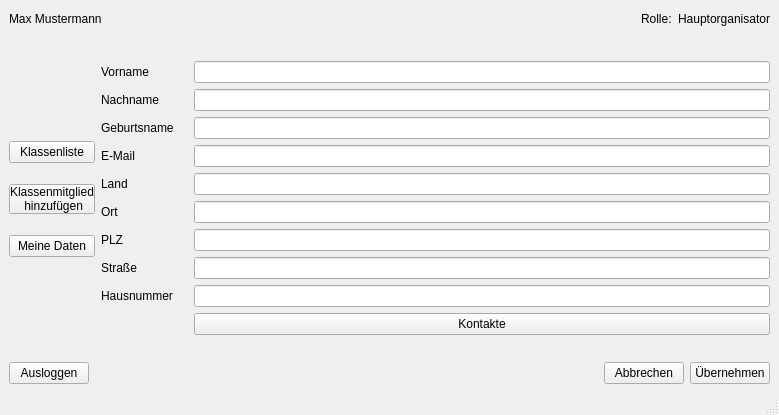
Before: the Qt Designer form addklassenmitgliedview.ui in Leon0932/se_projekt, drawn with Qt 5.
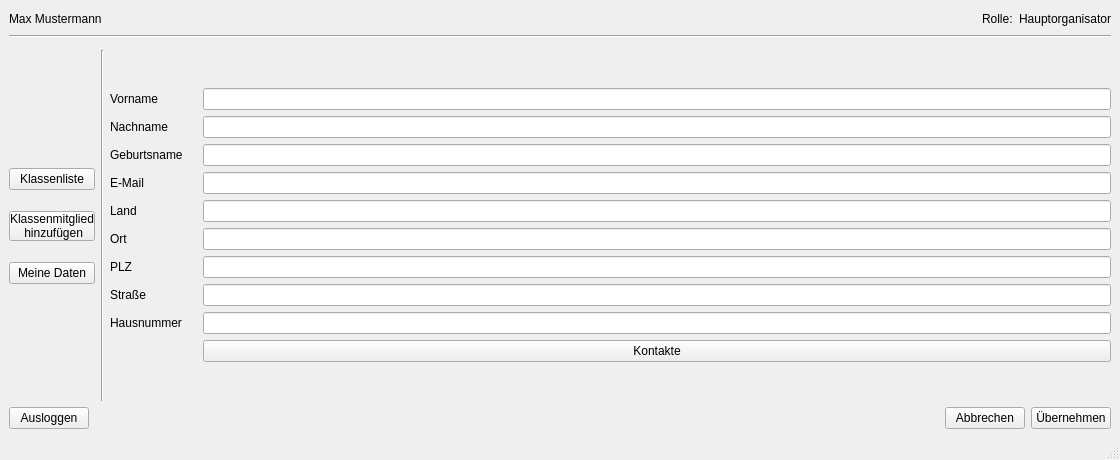
After: the same form once the commit is applied.

```diff
--- a/addklassenmitgliedview.ui
+++ b/addklassenmitgliedview.ui
@@ -6,8 +6,8 @@
    <rect>
     <x>0</x>
     <y>0</y>
-    <width>779</width>
-    <height>415</height>
+    <width>1120</width>
+    <height>460</height>
    </rect>
   </property>
   <property name="windowTitle">
@@ -56,6 +56,13 @@
       </item>
      </layout>
     </item>
+    <item>
+     <widget class="Line" name="line_2">
+      <property name="orientation">
+       <enum>Qt::Horizontal</enum>
+      </property>
+     </widget>
+    </item>
     <item>
      <widget class="Line" name="trennLinie">
       <property name="orientation">
@@ -135,6 +142,13 @@
           </item>
          </layout>
         </item>
+        <item>
+         <widget class="Line" name="line">
+          <property name="orientation">
+           <enum>Qt::Vertical</enum>
+          </property>
+         </widget>
+        </item>
         <item>
          <layout class="QFormLayout" name="formLayout">
           <property name="fieldGrowthPolicy">
```
Left out of the diff: 4 changed lines with no effect on the pictures.
